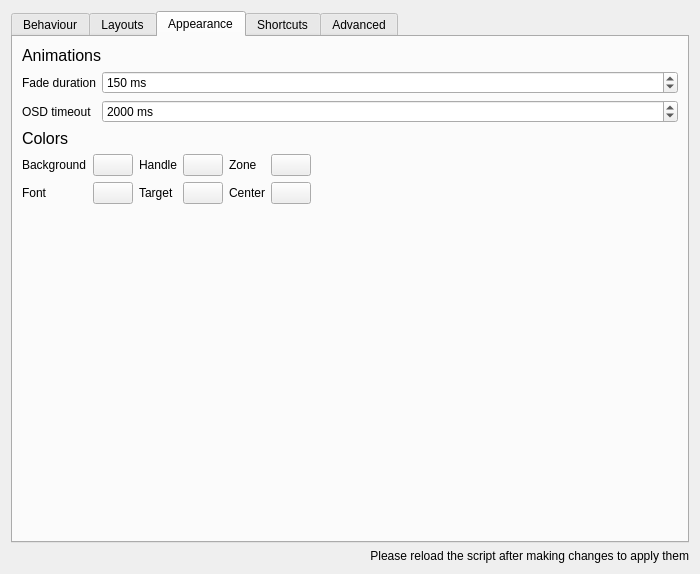
Qt form contents/ui/config.ui (gerritdevriese/kzones) before a commit.
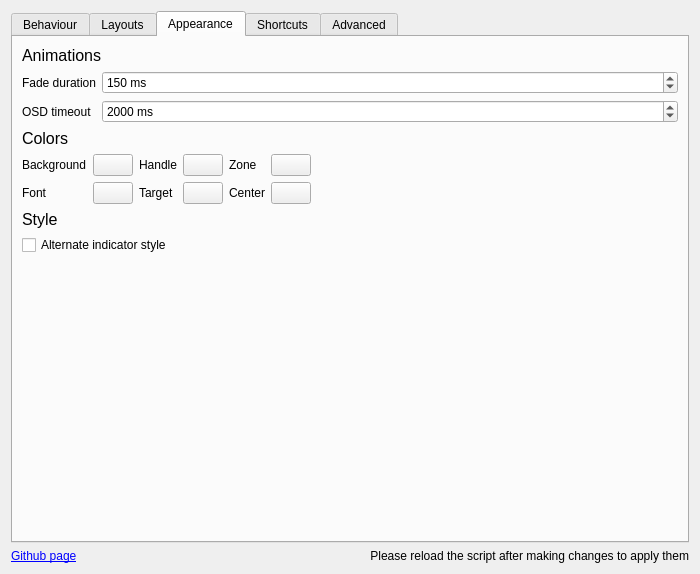
The same form after that commit. The open tabs and pages were chosen to show the change. Icons and pictures are not drawn. Custom widgets are drawn as their Qt base class.

Commit message: alternate indicator style

```diff
--- a/contents/ui/config.ui
+++ b/contents/ui/config.ui
@@ -562,6 +562,25 @@
          </item>
         </layout>
        </item>
+       <item>
+        <widget class="QLabel" name="label_26">
+         <property name="font">
+          <font>
+           <pointsize>12</pointsize>
+          </font>
+         </property>
+         <property name="text">
+          <string>Style</string>
+         </property>
+        </widget>
+       </item>
+       <item>
+        <widget class="QCheckBox" name="kcfg_alternateIndicatorStyle">
+         <property name="text">
+          <string>Alternate indicator style</string>
+         </property>
+        </widget>
+       </item>
        <item>
         <spacer name="verticalSpacer">
          <property name="orientation">
@@ -718,6 +737,24 @@
     </widget>
    </item>
    <item>
+    <layout class="QHBoxLayout" name="horizontalLayout">
+     <item>
+      <widget class="QLabel" name="label_25">
+       <property name="toolTip">
+        <string>https://github.com/gerritdevriese/kzones</string>
+       </property>
+       <property name="text">
+        <string>&lt;a href=&quot;https://github.com/gerritdevriese/kzones&quot;&gt;Github page&lt;/a&gt;</string>
+       </property>
+       <property name="margin">
+        <number>8</number>
+       </property>
+       <property name="openExternalLinks">
+        <bool>true</bool>
+       </property>
+      </widget>
+     </item>
+     <item>
     <widget class="QLabel" name="label_13">
      <property name="font">
       <font>
@@ -744,6 +781,8 @@
       <number>8</number>
      </property>
     </widget>
+     </item>
+    </layout>
    </item>
   </layout>
  </widget>
```
Lines whose indentation alone changed are shown as unchanged. The commit also changes 3 other files.
